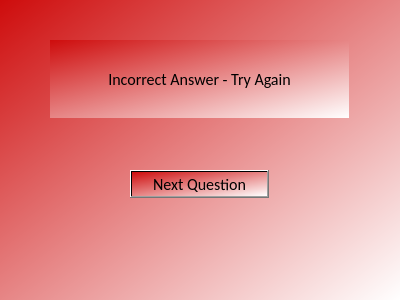
Old version of the form View/IncorrectScreen_2.ui in the repository JakeH-32/Capstone.
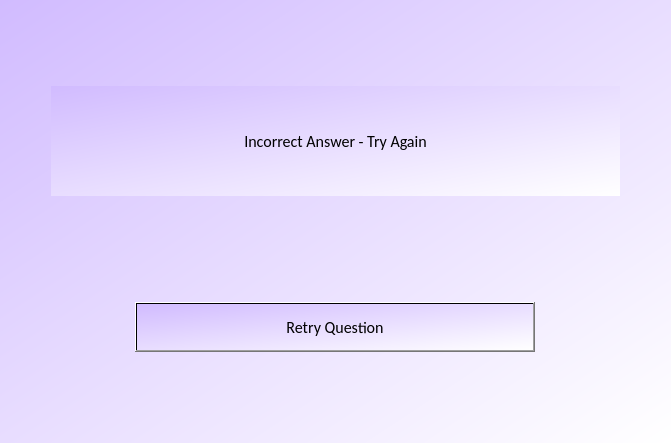
New version of the form.

```diff
--- a/View/IncorrectScreen_2.ui
+++ b/View/IncorrectScreen_2.ui
@@ -6,8 +6,8 @@
    <rect>
     <x>0</x>
     <y>0</y>
-    <width>400</width>
-    <height>300</height>
+    <width>671</width>
+    <height>443</height>
    </rect>
   </property>
   <property name="windowTitle">
@@ -15,23 +15,95 @@
   </property>
   <property name="styleSheet">
    <string notr="true">QWidget{
-background-color:qlineargradient(spread:pad, x1:0, y1:0, x2:1, y2:1, stop:0 rgba(206, 12, 12, 255), stop:1 rgba(255, 255, 255, 255))
+background-color:qlineargradient(spread:pad, x1:0, y1:0, x2:1, y2:1, stop:0 rgb(209, 187, 255), stop:1 rgba(255, 255, 255, 255))
 }</string>
   </property>
+  <layout class="QGridLayout" name="gridLayout">
+   <item row="0" column="0">
+    <spacer name="verticalSpacer_4">
+     <property name="orientation">
+      <enum>Qt::Vertical</enum>
+     </property>
+     <property name="sizeType">
+      <enum>QSizePolicy::Minimum</enum>
+     </property>
+     <property name="sizeHint" stdset="0">
+      <size>
+       <width>20</width>
+       <height>75</height>
+      </size>
+     </property>
+    </spacer>
+   </item>
+   <item row="2" column="0">
+    <spacer name="verticalSpacer">
+     <property name="orientation">
+      <enum>Qt::Vertical</enum>
+     </property>
+     <property name="sizeType">
+      <enum>QSizePolicy::Minimum</enum>
+     </property>
+     <property name="sizeHint" stdset="0">
+      <size>
+       <width>20</width>
+       <height>100</height>
+      </size>
+     </property>
+    </spacer>
+   </item>
+   <item row="5" column="0">
+    <spacer name="verticalSpacer_2">
+     <property name="orientation">
+      <enum>Qt::Vertical</enum>
+     </property>
+     <property name="sizeType">
+      <enum>QSizePolicy::Minimum</enum>
+     </property>
+     <property name="sizeHint" stdset="0">
+      <size>
+       <width>20</width>
+       <height>40</height>
+      </size>
+     </property>
+    </spacer>
+   </item>
+   <item row="1" column="0">
+    <layout class="QHBoxLayout" name="horizontalLayout">
+     <item>
+      <spacer name="horizontalSpacer">
+       <property name="orientation">
+        <enum>Qt::Horizontal</enum>
+       </property>
+       <property name="sizeType">
+        <enum>QSizePolicy::Minimum</enum>
+       </property>
+       <property name="sizeHint" stdset="0">
+        <size>
+         <width>40</width>
+         <height>20</height>
+        </size>
+       </property>
+      </spacer>
+     </item>
+     <item>
   <widget class="QLabel" name="QuestionLabel">
-   <property name="geometry">
-    <rect>
-     <x>50</x>
-     <y>40</y>
-     <width>299</width>
-     <height>78</height>
-    </rect>
+       <property name="minimumSize">
+        <size>
+         <width>450</width>
+         <height>100</height>
+        </size>
+       </property>
+       <property name="maximumSize">
+        <size>
+         <width>900</width>
+         <height>400</height>
+        </size>
    </property>
    <property name="font">
     <font>
      <family>Calibri</family>
      <pointsize>12</pointsize>
-     <weight>50</weight>
+         <weight>3</weight>
      <italic>false</italic>
      <bold>false</bold>
     </font>
@@ -48,14 +120,56 @@
     <set>Qt::AlignCenter</set>
    </property>
   </widget>
+     </item>
+     <item>
+      <spacer name="horizontalSpacer_2">
+       <property name="orientation">
+        <enum>Qt::Horizontal</enum>
+       </property>
+       <property name="sizeType">
+        <enum>QSizePolicy::Minimum</enum>
+       </property>
+       <property name="sizeHint" stdset="0">
+        <size>
+         <width>40</width>
+         <height>20</height>
+        </size>
+       </property>
+      </spacer>
+     </item>
+    </layout>
+   </item>
+   <item row="3" column="0">
+    <layout class="QHBoxLayout" name="horizontalLayout_2">
+     <item>
+      <spacer name="horizontalSpacer_3">
+       <property name="orientation">
+        <enum>Qt::Horizontal</enum>
+       </property>
+       <property name="sizeType">
+        <enum>QSizePolicy::Minimum</enum>
+       </property>
+       <property name="sizeHint" stdset="0">
+        <size>
+         <width>40</width>
+         <height>20</height>
+        </size>
+       </property>
+      </spacer>
+     </item>
+     <item>
   <widget class="QPushButton" name="submit">
-   <property name="geometry">
-    <rect>
-     <x>130</x>
-     <y>170</y>
-     <width>139</width>
-     <height>28</height>
-    </rect>
+       <property name="minimumSize">
+        <size>
+         <width>300</width>
+         <height>30</height>
+        </size>
+       </property>
+       <property name="maximumSize">
+        <size>
+         <width>400</width>
+         <height>50</height>
+        </size>
    </property>
    <property name="font">
     <font>
@@ -69,9 +183,45 @@
 }</string>
    </property>
    <property name="text">
-    <string>Next Question</string>
-   </property>
-  </widget>
+        <string>Retry Question</string>
+       </property>
+      </widget>
+     </item>
+     <item>
+      <spacer name="horizontalSpacer_4">
+       <property name="orientation">
+        <enum>Qt::Horizontal</enum>
+       </property>
+       <property name="sizeType">
+        <enum>QSizePolicy::Minimum</enum>
+       </property>
+       <property name="sizeHint" stdset="0">
+        <size>
+         <width>40</width>
+         <height>20</height>
+        </size>
+       </property>
+      </spacer>
+     </item>
+    </layout>
+   </item>
+   <item row="4" column="0">
+    <spacer name="verticalSpacer_3">
+     <property name="orientation">
+      <enum>Qt::Vertical</enum>
+     </property>
+     <property name="sizeType">
+      <enum>QSizePolicy::Minimum</enum>
+     </property>
+     <property name="sizeHint" stdset="0">
+      <size>
+       <width>20</width>
+       <height>40</height>
+      </size>
+     </property>
+    </spacer>
+   </item>
+  </layout>
  </widget>
  <resources/>
  <connections/>
```
Left out of the diff: 5 changed lines with no effect on the pictures. Lines whose indentation alone changed are shown as unchanged.
